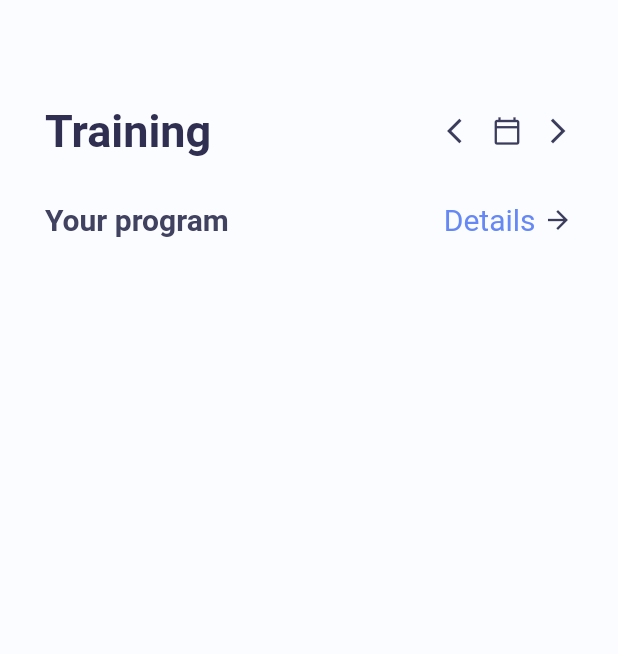
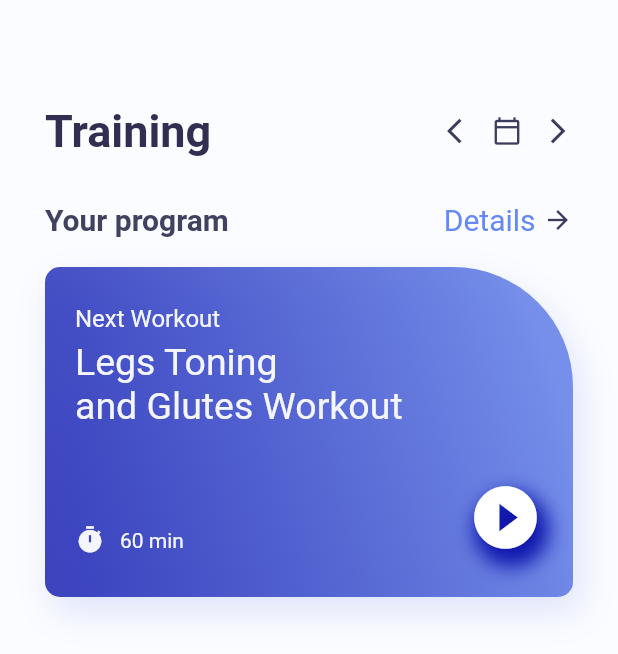
Before and after one commit to shagun-21/fitness_app, a Flutter app: the screen it shows after launch, on a phone screen of 412 x 824 dp. Shown: the top 654 px of the screen. Run offline on Flutter 3.47's test engine with Material 2 defaults, Android fonts, the phone set to English and light mode, and no system bars.

Commit message:
completed till the blue box, till 38:30

```diff
--- a/lib/home_page.dart
+++ b/lib/home_page.dart
@@ -15,55 +15,177 @@ class _HomePageState extends State<HomePage> {
     return Scaffold(
       backgroundColor: color.AppColor.homePageBackground,
       body: Container(
-        padding: EdgeInsets.only(top: 70,left: 30,right: 30),
+        padding: EdgeInsets.only(top: 70, left: 30, right: 30),
         //Main Column of Home PAge
         child: Column(
           children: [
             Row(
               children: [
-                    Text("Training",
+                Text(
+                  "Training",
                   style: TextStyle(
                       color: color.AppColor.homePageTitle,
                       fontSize: 30,
-                      fontWeight: FontWeight.w700
-                    ),
+                      fontWeight: FontWeight.w700),
                 ),
                 Expanded(child: Container()),
-                    Icon(Icons.arrow_back_ios,
+                Icon(
+                  Icons.arrow_back_ios,
                   size: 20,
-                    color: color.AppColor.homePageIcons,),
-                    SizedBox(width: 10,),
-                    Icon(Icons.calendar_today_outlined,
+                  color: color.AppColor.homePageIcons,
+                ),
+                SizedBox(
+                  width: 10,
+                ),
+                Icon(
+                  Icons.calendar_today_outlined,
                   size: 20,
-                    color: color.AppColor.homePageIcons,),
-                    SizedBox(width: 14,),
-                    Icon(Icons.arrow_forward_ios,
-                    size: 20,color:color.AppColor.homePageIcons ,)
+                  color: color.AppColor.homePageIcons,
+                ),
+                SizedBox(
+                  width: 14,
+                ),
+                Icon(
+                  Icons.arrow_forward_ios,
+                  size: 20,
+                  color: color.AppColor.homePageIcons,
+                )
               ],
             ),
-                SizedBox(height: 30,),
+            SizedBox(
+              height: 30,
+            ),
             Row(
               children: [
-                    Text("Your program",
+                Text(
+                  "Your program",
                   style: TextStyle(
                       fontSize: 20,
                       color: color.AppColor.homePageSubtitle,
-                      fontWeight: FontWeight.w700
-                    ),),
+                      fontWeight: FontWeight.w700),
+                ),
                 Expanded(child: Container()),
-                    Text("Details",
+                Text(
+                  "Details",
                   style: TextStyle(
                     fontSize: 20,
                     color: color.AppColor.homePageDetail,
-                    ),),
-
-                    SizedBox(width: 5,),
-                    Icon(Icons.arrow_forward,
+                  ),
+                ),
+                SizedBox(
+                  width: 5,
+                ),
+                Icon(
+                  Icons.arrow_forward,
                   size: 20,
-                    color: color.AppColor.homePageIcons,)
+                  color: color.AppColor.homePageIcons,
+                )
+              ],
+            ),
+            //Isha start from here
+            SizedBox(
+              height: 20,
+            ),
+            Container(
+              width: MediaQuery.of(context).size.width,
+              height: 220,
+              decoration: BoxDecoration(
+                gradient: LinearGradient(colors: [
+                  color.AppColor.gradientFirst.withOpacity(0.8),
+                  color.AppColor.gradientSecond.withOpacity(0.9),
+                ], begin: Alignment.bottomLeft, end: Alignment.centerRight),
+                borderRadius: BorderRadius.only(
+                  topLeft: Radius.circular(10),
+                  bottomLeft: Radius.circular(10),
+                  bottomRight: Radius.circular(10),
+                  topRight: Radius.circular(80),
+                ),
+                boxShadow: [
+                  BoxShadow(
+                    offset: Offset(5, 10),
+                    blurRadius: 20,
+                    color: color.AppColor.gradientSecond.withOpacity(0.2),
+                  )
+                ],
+              ),
+              child: Container(
+                padding: const EdgeInsets.only(
+                  left: 20,
+                  top: 25,
+                  right: 20,
+                ),
+                child: Column(
+                  crossAxisAlignment: CrossAxisAlignment.start,
+                  children: [
+                    Text(
+                      'Next Workout',
+                      style: TextStyle(
+                          fontSize: 16,
+                          color: color.AppColor.homePageContainerTextSmall),
+                    ),
+                    SizedBox(
+                      height: 5,
+                    ),
+                    Text(
+                      'Legs Toning',
+                      style: TextStyle(
+                          fontSize: 25,
+                          color: color.AppColor.homePageContainerTextSmall),
+                    ),
+                    Text(
+                      'and Glutes Workout',
+                      style: TextStyle(
+                          fontSize: 25,
+                          color: color.AppColor.homePageContainerTextSmall),
+                    ),
+                    SizedBox(
+                      height: 35,
+                    ),
+                    Row(
+                      crossAxisAlignment: CrossAxisAlignment.end,
+                      children: [
+                        Row(
+                          children: [
+                            Icon(
+                              Icons.timer,
+                              size: 20,
+                              color: color.AppColor.homePageContainerTextSmall,
+                            ),
+                            SizedBox(
+                              width: 10,
+                            ),
+                            Text(
+                              '60 min',
+                              style: TextStyle(
+                                  fontSize: 14,
+                                  color: color
+                                      .AppColor.homePageContainerTextSmall),
+                            ),
+                          ],
+                        ),
+                        Expanded(child: Container()),
+                        Container(
+                          decoration: BoxDecoration(
+                            borderRadius: BorderRadius.circular(50),
+                            boxShadow: [
+                              BoxShadow(
+                                  color: color.AppColor.gradientFirst,
+                                  blurRadius: 10,
+                                  offset: Offset(4, 8))
+                            ],
+                          ),
+                          child: Icon(
+                            Icons.play_circle_fill,
+                            color: Colors.white,
+                            size: 50,
+                          ),
+                        )
                       ],
                     )
-                //Isha start from here
+                  ],
+                ),
+              ),
+            )
           ],
         ),
       ),
```
Lines whose indentation alone changed are shown as unchanged.
